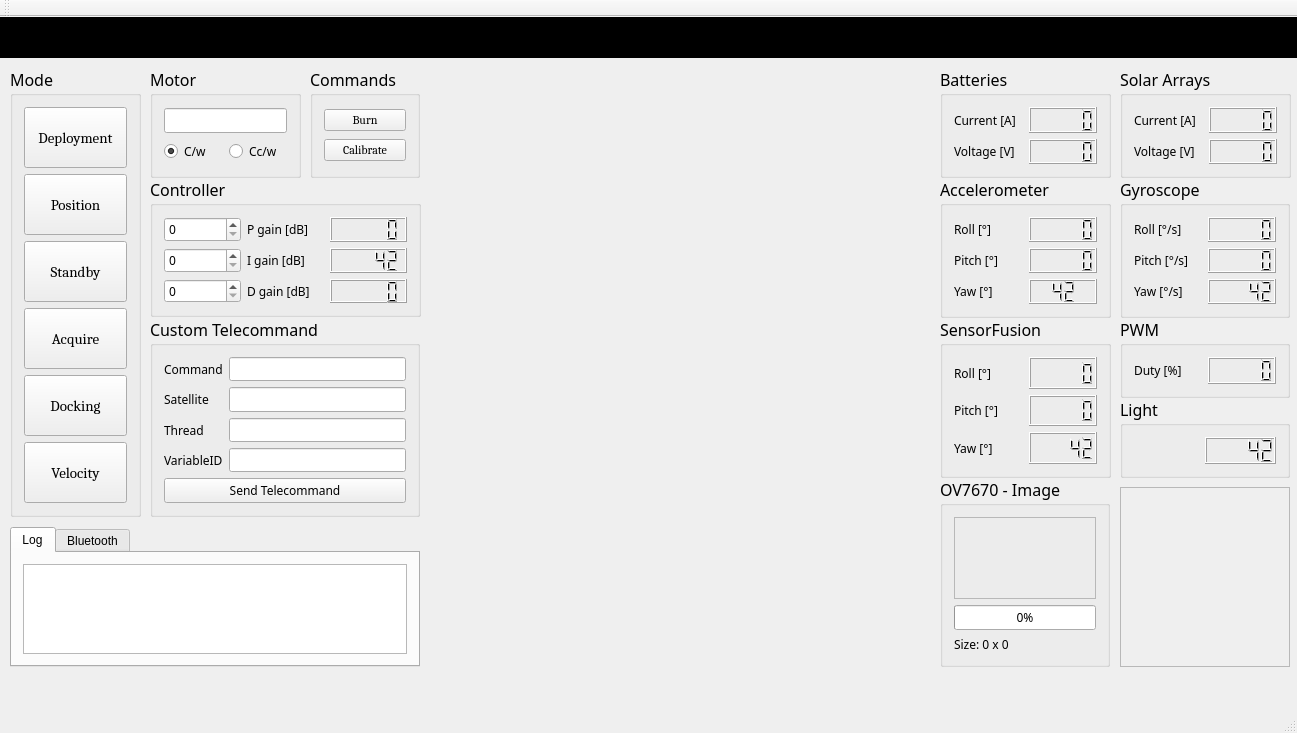
Old version of the form groundstation.ui in the repository Angele-/FloatSat_GroundStation.
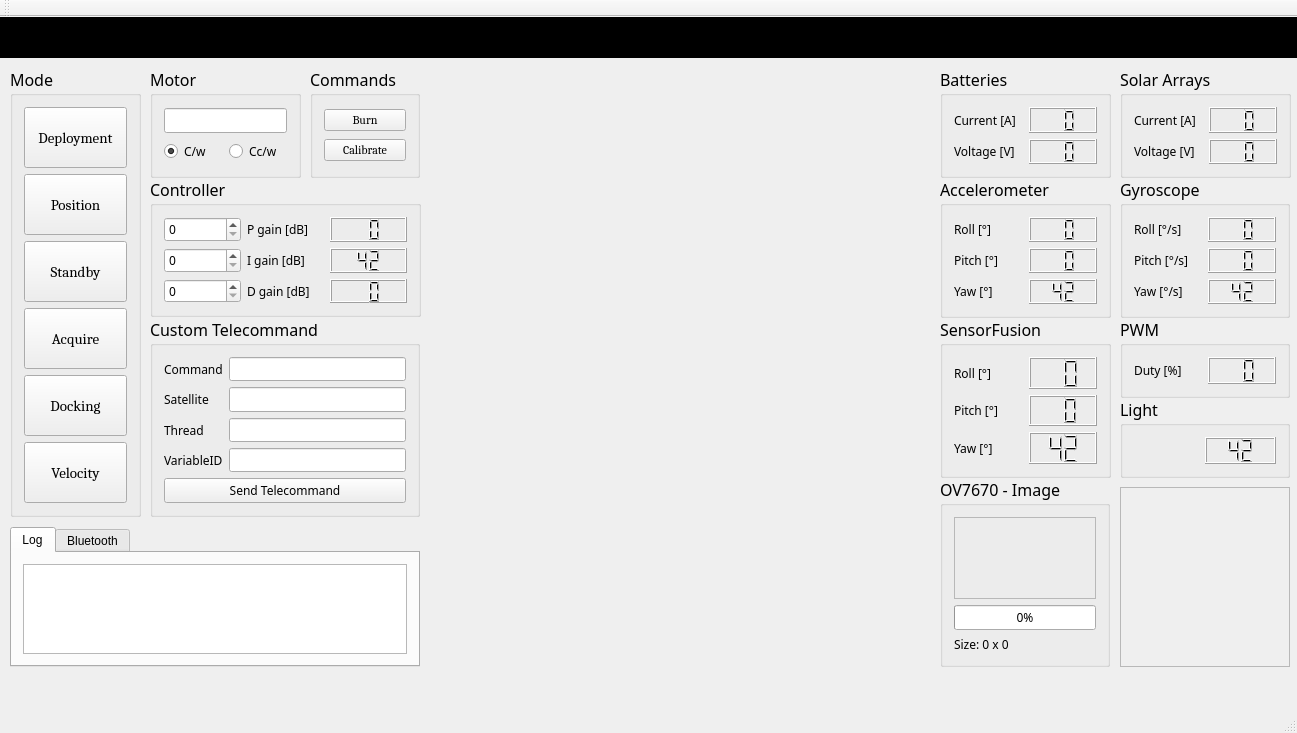
New version of the form. Custom widgets are drawn as their Qt base class.

Commit message: Set number of digits to 2

```diff
--- a/groundstation.ui
+++ b/groundstation.ui
@@ -396,6 +396,9 @@
          <pointsize>9</pointsize>
         </font>
        </property>
+       <property name="digitCount">
+        <number>2</number>
+       </property>
       </widget>
      </item>
      <item row="0" column="1">
@@ -405,6 +408,9 @@
          <pointsize>9</pointsize>
         </font>
        </property>
+       <property name="digitCount">
+        <number>2</number>
+       </property>
       </widget>
      </item>
      <item row="0" column="0">
@@ -636,6 +642,9 @@
          <pointsize>9</pointsize>
         </font>
        </property>
+       <property name="digitCount">
+        <number>2</number>
+       </property>
       </widget>
      </item>
     </layout>
@@ -682,6 +691,9 @@
          <pointsize>9</pointsize>
         </font>
        </property>
+       <property name="digitCount">
+        <number>2</number>
+       </property>
       </widget>
      </item>
      <item row="1" column="0">
@@ -705,6 +717,9 @@
          <pointsize>9</pointsize>
         </font>
        </property>
+       <property name="digitCount">
+        <number>2</number>
+       </property>
       </widget>
      </item>
     </layout>
@@ -751,6 +766,9 @@
          <pointsize>9</pointsize>
         </font>
        </property>
+       <property name="digitCount">
+        <number>2</number>
+       </property>
       </widget>
      </item>
      <item row="2" column="1">
@@ -789,6 +807,9 @@
          <pointsize>9</pointsize>
         </font>
        </property>
+       <property name="digitCount">
+        <number>2</number>
+       </property>
       </widget>
      </item>
      <item row="1" column="0">
@@ -869,6 +890,9 @@
          <pointsize>9</pointsize>
         </font>
        </property>
+       <property name="digitCount">
+        <number>2</number>
+       </property>
        <property name="intValue" stdset="0">
         <number>42</number>
        </property>
@@ -895,6 +919,9 @@
          <pointsize>9</pointsize>
         </font>
        </property>
+       <property name="digitCount">
+        <number>2</number>
+       </property>
       </widget>
      </item>
      <item row="0" column="1">
@@ -904,6 +931,9 @@
          <pointsize>9</pointsize>
         </font>
        </property>
+       <property name="digitCount">
+        <number>2</number>
+       </property>
       </widget>
      </item>
     </layout>
@@ -936,6 +966,9 @@
          <pointsize>9</pointsize>
         </font>
        </property>
+       <property name="digitCount">
+        <number>2</number>
+       </property>
       </widget>
      </item>
      <item row="1" column="0">
@@ -973,6 +1006,9 @@
          <pointsize>9</pointsize>
         </font>
        </property>
+       <property name="digitCount">
+        <number>2</number>
+       </property>
       </widget>
      </item>
      <item row="2" column="0">
@@ -996,6 +1032,9 @@
          <pointsize>9</pointsize>
         </font>
        </property>
+       <property name="digitCount">
+        <number>2</number>
+       </property>
        <property name="intValue" stdset="0">
         <number>42</number>
        </property>
@@ -1236,13 +1275,24 @@
       </widget>
      </item>
      <item row="0" column="2">
-      <widget class="QLCDNumber" name="lcdNumber_22"/>
+      <widget class="QLCDNumber" name="lcdNumber_22">
+       <property name="digitCount">
+        <number>2</number>
+       </property>
+      </widget>
      </item>
      <item row="2" column="2">
-      <widget class="QLCDNumber" name="lcdNumber_24"/>
+      <widget class="QLCDNumber" name="lcdNumber_24">
+       <property name="digitCount">
+        <number>2</number>
+       </property>
+      </widget>
      </item>
      <item row="1" column="2">
       <widget class="QLCDNumber" name="lcdNumber_23">
+       <property name="digitCount">
+        <number>2</number>
+       </property>
        <property name="intValue" stdset="0">
         <number>42</number>
        </property>
@@ -1308,6 +1358,9 @@
          <pointsize>9</pointsize>
         </font>
        </property>
+       <property name="digitCount">
+        <number>2</number>
+       </property>
        <property name="intValue" stdset="0">
         <number>42</number>
        </property>
```
